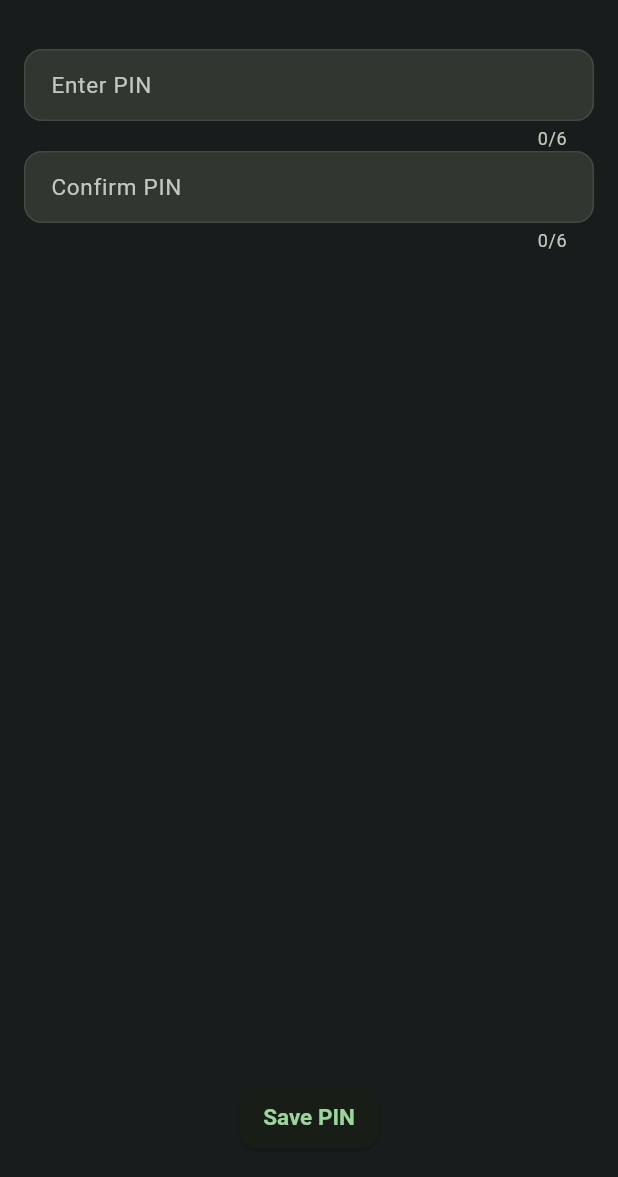
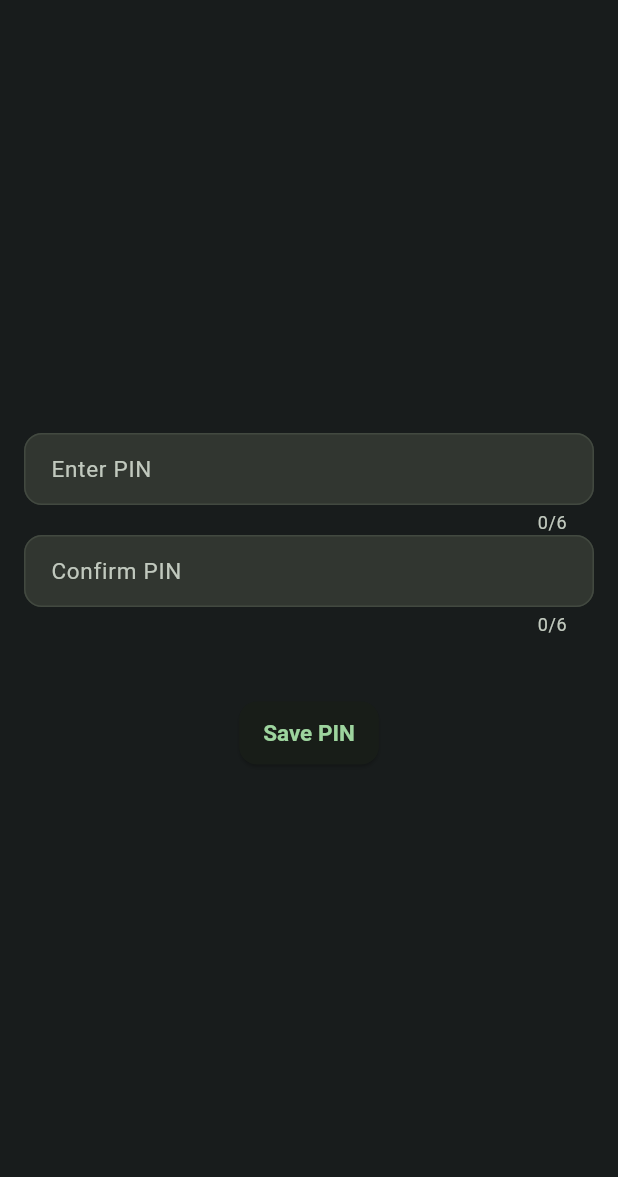
Before and after one commit to Navaskt/fin_track, a Flutter app: the SetPinScreen screen opened by its route, on a phone screen of 412 x 824 dp, the part 59-1236 px from its top. Run offline on Flutter 3.47's test engine with Material 3 defaults, Android fonts, the phone set to English and light mode, and no system bars; our stand-ins replace fl_chart, flutter_hooks, flutter_riverpod, flutter_secure_storage, freezed_annotation, go_router and 7 more; missing offline and left inert: cryptography; accounts and stored records are empty; Roboto replaces fonts that are missing (Montserrat).

Commit message:
feat: Refactor SetPinScreen layout for improved structure and readability

```diff
--- a/lib/core/security/presentation/set_pin_screen.dart
+++ b/lib/core/security/presentation/set_pin_screen.dart
@@ -21,7 +21,9 @@ class _SetPinScreenState extends ConsumerState<SetPinScreen> {
       appBar: AppBar(title: Text(loc.setPinTitle)),
       body: Padding(
         padding: const EdgeInsets.all(16),
+        child: Center(
           child: Column(
+            mainAxisSize: MainAxisSize.min,
             children: [
               TextField(
                 controller: _c1,
@@ -40,8 +42,12 @@ class _SetPinScreenState extends ConsumerState<SetPinScreen> {
                 onChanged: (_) => setState(() => _err = null),
               ),
               const SizedBox(height: 16),
-            if (_err != null) Text(_err!, style: TextStyle(color: Theme.of(context).colorScheme.error)),
-            const Spacer(),
+              if (_err != null)
+                Text(
+                  _err!,
+                  style: TextStyle(color: Theme.of(context).colorScheme.error),
+                ),
+              const SizedBox(height: 24),
               ElevatedButton(
                 onPressed: () async {
                   final a = _c1.text.trim();
@@ -62,6 +68,7 @@ class _SetPinScreenState extends ConsumerState<SetPinScreen> {
             ],
           ),
         ),
+      ),
     );
   }
 }
```
Lines whose indentation alone changed are shown as unchanged.
